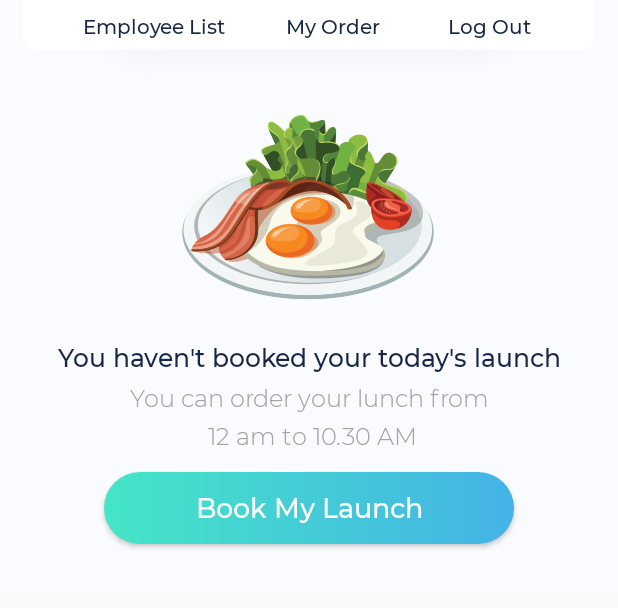
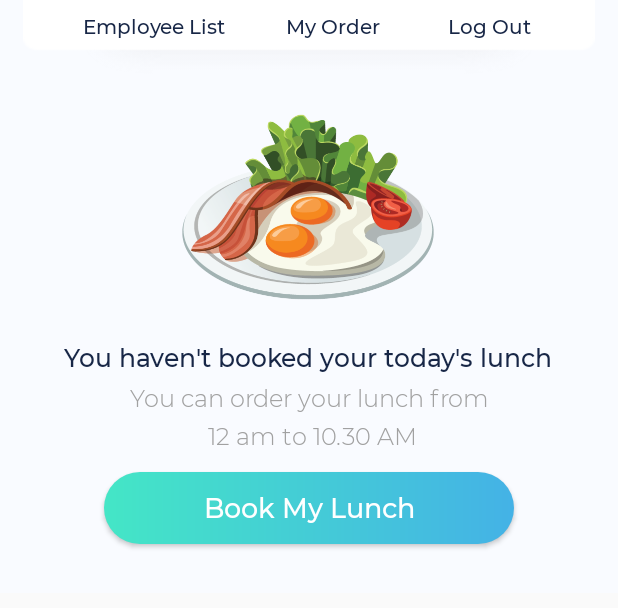
Before and after one commit to pavelsust/LifechordLaunch, an Android app: the DashboardActivity screen opened directly, with no data from a screen before it, on a phone screen of 412 x 824 dp, the part 355-963 px from its top. Run offline under Robolectric (Android 15) with nearby library versions, the phone set to English and light mode, and no system bars; our stand-ins replace ButterKnife, Firebase (no records; nobody signed in at launch, a user with empty details on screens opened directly), Timber, sdp/ssp sizes; 3 statements that could not run were skipped.

Commit message:
bug fixing

```diff
--- a/app/src/main/java/com/activity/DashboardActivity.java
+++ b/app/src/main/java/com/activity/DashboardActivity.java
@@ -312,11 +312,11 @@ public class DashboardActivity extends AppCompatActivity {
     public void updateUI() {
         Timber.d("test launch" + isLaunchOrder);
         if (isLaunchOrder) {
-            foodOrderTitle.setText("Enjoy your launch");
-            launchOrder.setText("Cancel My Launch");
+            foodOrderTitle.setText("Enjoy your lunch");
+            launchOrder.setText("Cancel My Lunch");
         } else {
-            foodOrderTitle.setText("You haven't booked your today's launch");
-            launchOrder.setText("Book My Launch");
+            foodOrderTitle.setText("You haven't booked your today's lunch");
+            launchOrder.setText("Book My Lunch");
         }
     }
 
```
